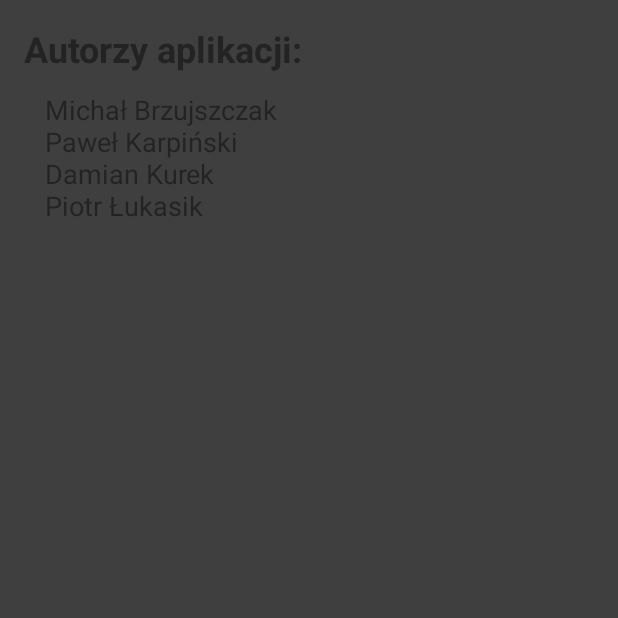
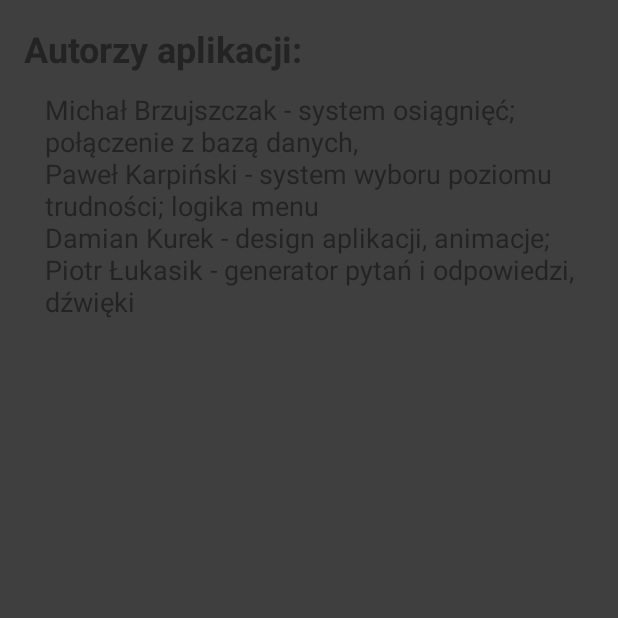
Before and after one commit to piterpti/Ulamki-Dziesietne, an Android app: the screen it shows after launch (MainActivity), after a tap on "O GRZE", on a phone screen of 412 x 824 dp, the top half of it. Run offline under Robolectric (Android 15) with nearby library versions, the phone set to English and light mode, and no system bars.

Commit message:
Add about game describe

```diff
--- a/app/src/main/res/values/strings.xml
+++ b/app/src/main/res/values/strings.xml
@@ -9,7 +9,8 @@
     <string name="correctAnswers">Poprawnych odpowiedzi:</string>
     <string name="correctAnswer">DOBRZE!</string>
     <string name="inCorrectAnswer">ŹLE!</string>
-    <string name="applicationAuthors">Michał Brzujszczak\nPaweł Karpiński\nDamian Kurek\nPiotr Łukasik</string>
+    <string name="applicationAuthors">Michał Brzujszczak - system osiągnięć; połączenie z bazą danych,\nPaweł Karpiński - system wyboru poziomu trudności;
+        logika menu\nDamian Kurek - design aplikacji, animacje;\nPiotr Łukasik - generator pytań i odpowiedzi, dźwięki</string>
     <string name="menuNewGame">Graj</string>
     <string name="menuAchievements">Osiągnięcia</string>
     <string name="menuAboutGame">O grze</string>
```
